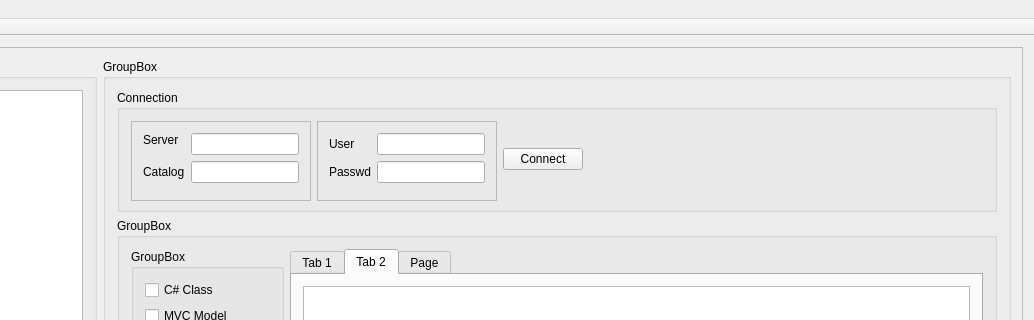
The window that retek2.ui (horvathzoltan/retek2) describes before a commit, drawn with Qt 5; both pictures show x 326 to 1360 and y 0 to 320 of the 1360 by 701 pixel window.
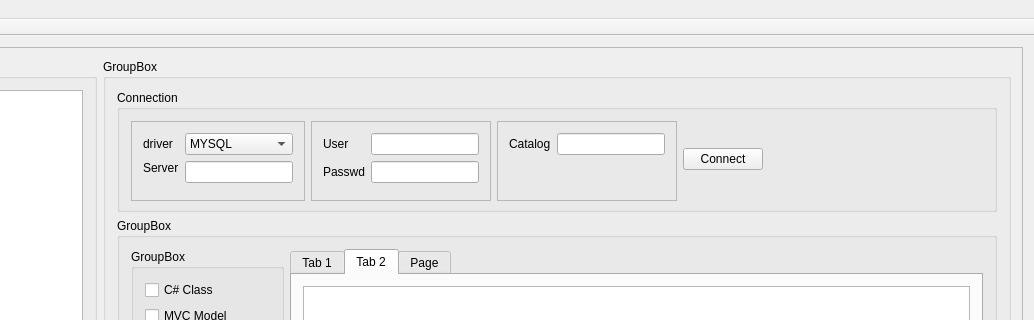
The same window after the commit. Icons and pictures are not drawn.

```diff
--- a/retek2.ui
+++ b/retek2.ui
@@ -98,7 +98,7 @@
               <string>Connection</string>
              </property>
              <layout class="QGridLayout" name="gridLayout_8">
-              <item row="0" column="1">
+              <item row="0" column="3">
                <widget class="QFrame" name="frame_2">
                 <property name="minimumSize">
                  <size>
@@ -150,14 +150,28 @@
                 </layout>
                </widget>
               </item>
+              <item row="0" column="9">
+               <widget class="QPushButton" name="pushButton">
+                <property name="text">
+                 <string>Connect</string>
+                </property>
+               </widget>
+              </item>
+              <item row="0" column="11">
+               <spacer name="horizontalSpacer">
+                <property name="orientation">
+                 <enum>Qt::Horizontal</enum>
+                </property>
+                <property name="sizeHint" stdset="0">
+                 <size>
+                  <width>40</width>
+                  <height>20</height>
+                 </size>
+                </property>
+               </spacer>
+              </item>
               <item row="0" column="0">
-               <widget class="QFrame" name="frame">
-                <property name="sizePolicy">
-                 <sizepolicy hsizetype="Preferred" vsizetype="Preferred">
-                  <horstretch>0</horstretch>
-                  <verstretch>0</verstretch>
-                 </sizepolicy>
-                </property>
+               <widget class="QFrame" name="frame_3">
                 <property name="minimumSize">
                  <size>
                   <width>0</width>
@@ -170,8 +184,35 @@
                 <property name="frameShadow">
                  <enum>QFrame::Raised</enum>
                 </property>
-                <layout class="QFormLayout" name="formLayout">
+                <layout class="QFormLayout" name="formLayout_4">
                  <item row="0" column="0">
+                  <widget class="QLabel" name="label_3">
+                   <property name="minimumSize">
+                    <size>
+                     <width>0</width>
+                     <height>0</height>
+                    </size>
+                   </property>
+                   <property name="text">
+                    <string>driver</string>
+                   </property>
+                  </widget>
+                 </item>
+                 <item row="0" column="1">
+                  <widget class="QComboBox" name="comboBox">
+                   <item>
+                    <property name="text">
+                     <string>MYSQL</string>
+                    </property>
+                   </item>
+                   <item>
+                    <property name="text">
+                     <string>ODBC</string>
+                    </property>
+                   </item>
+                  </widget>
+                 </item>
+                 <item row="1" column="0">
                   <widget class="QLabel" name="labelConnstring">
                    <property name="sizePolicy">
                     <sizepolicy hsizetype="Fixed" vsizetype="Fixed">
@@ -184,7 +225,7 @@
                    </property>
                   </widget>
                  </item>
-                 <item row="0" column="1">
+                 <item row="1" column="1">
                   <widget class="QLineEdit" name="lineEdit_Server">
                    <property name="sizePolicy">
                     <sizepolicy hsizetype="Preferred" vsizetype="Preferred">
@@ -194,6 +235,30 @@
                    </property>
                   </widget>
                  </item>
+                </layout>
+               </widget>
+              </item>
+              <item row="0" column="8">
+               <widget class="QFrame" name="frame">
+                <property name="sizePolicy">
+                 <sizepolicy hsizetype="Preferred" vsizetype="Preferred">
+                  <horstretch>0</horstretch>
+                  <verstretch>0</verstretch>
+                 </sizepolicy>
+                </property>
+                <property name="minimumSize">
+                 <size>
+                  <width>0</width>
+                  <height>80</height>
+                 </size>
+                </property>
+                <property name="frameShape">
+                 <enum>QFrame::StyledPanel</enum>
+                </property>
+                <property name="frameShadow">
+                 <enum>QFrame::Raised</enum>
+                </property>
+                <layout class="QFormLayout" name="formLayout">
                  <item row="1" column="0">
                   <widget class="QLabel" name="label">
                    <property name="text">
@@ -214,26 +279,6 @@
                 </layout>
                </widget>
               </item>
-              <item row="0" column="3">
-               <spacer name="horizontalSpacer">
-                <property name="orientation">
-                 <enum>Qt::Horizontal</enum>
-                </property>
-                <property name="sizeHint" stdset="0">
-                 <size>
-                  <width>40</width>
-                  <height>20</height>
-                 </size>
-                </property>
-               </spacer>
-              </item>
-              <item row="0" column="2">
-               <widget class="QPushButton" name="pushButton">
-                <property name="text">
-                 <string>Connect</string>
-                </property>
-               </widget>
-              </item>
              </layout>
             </widget>
            </item>
```
